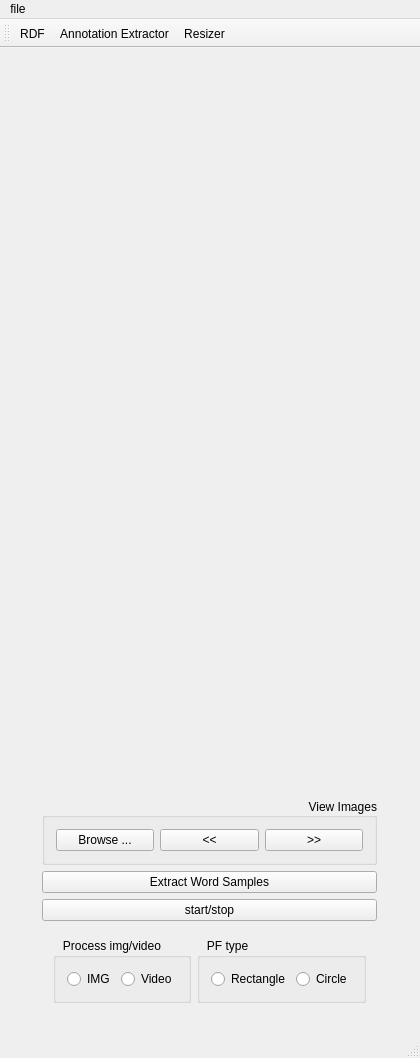
Boazrciasn/RDFramework, file forms/mainwindow.ui: the form before one commit.
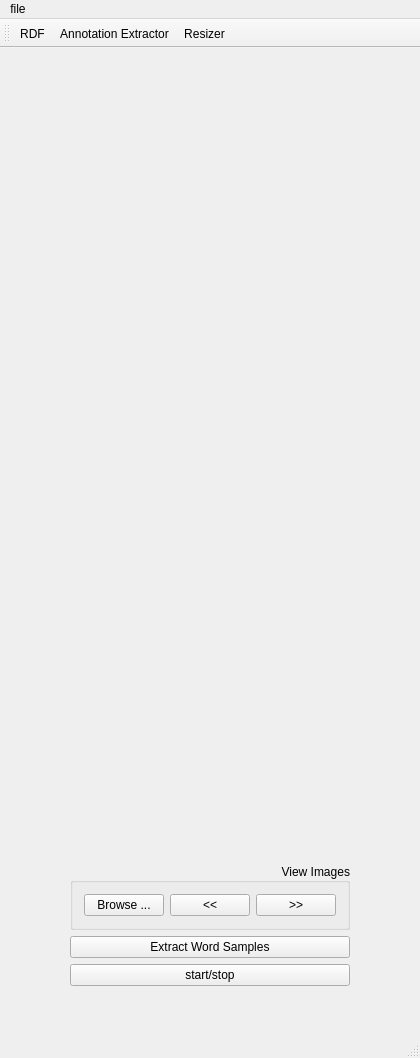
The form after the commit.

Commit message: MNIST dataset reader function added to Reader class. Unused boxes removed from UI.

What changed in the file:
```diff
--- a/forms/mainwindow.ui
+++ b/forms/mainwindow.ui
@@ -128,66 +128,7 @@
            <height>100</height>
           </size>
          </property>
-         <layout class="QHBoxLayout" name="horizontalLayout">
-          <item>
-           <widget class="QGroupBox" name="groupBox">
-            <property name="sizePolicy">
-             <sizepolicy hsizetype="Expanding" vsizetype="Expanding">
-              <horstretch>0</horstretch>
-              <verstretch>0</verstretch>
-             </sizepolicy>
-            </property>
-            <property name="title">
-             <string>   Process img/video</string>
-            </property>
-            <layout class="QHBoxLayout" name="horizontalLayout_2">
-             <item>
-              <widget class="QRadioButton" name="IMG_button">
-               <property name="text">
-                <string>IMG</string>
-               </property>
-              </widget>
-             </item>
-             <item>
-              <widget class="QRadioButton" name="Video_button">
-               <property name="text">
-                <string>Video</string>
-               </property>
-              </widget>
-             </item>
-            </layout>
-           </widget>
-          </item>
-          <item>
-           <widget class="QGroupBox" name="groupBox_2">
-            <property name="sizePolicy">
-             <sizepolicy hsizetype="Expanding" vsizetype="Expanding">
-              <horstretch>0</horstretch>
-              <verstretch>0</verstretch>
-             </sizepolicy>
-            </property>
-            <property name="title">
-             <string>   PF type</string>
-            </property>
-            <layout class="QHBoxLayout" name="horizontalLayout_3">
-             <item>
-              <widget class="QRadioButton" name="Rectangle_button">
-               <property name="text">
-                <string>Rectangle</string>
-               </property>
-              </widget>
-             </item>
-             <item>
-              <widget class="QRadioButton" name="Circle_button">
-               <property name="text">
-                <string>Circle</string>
-               </property>
-              </widget>
-             </item>
-            </layout>
-           </widget>
-          </item>
-         </layout>
+         <layout class="QHBoxLayout" name="horizontalLayout"/>
         </widget>
        </item>
       </layout>
```
Left out of the diff: 2 changed lines with no effect on the pictures. The commit also changes 5 other files.
